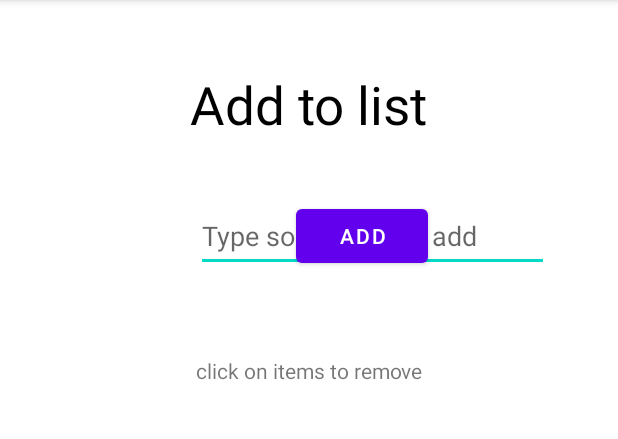
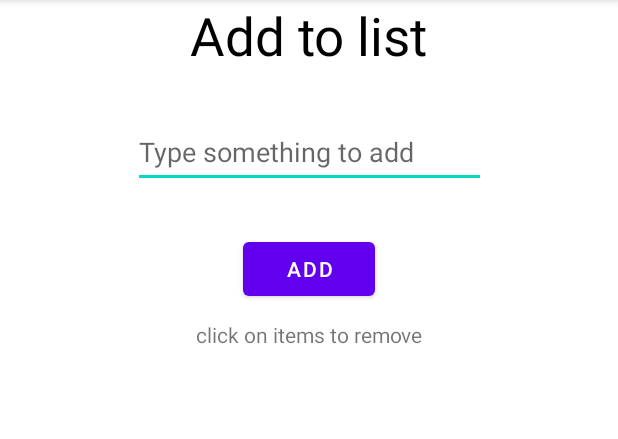
Before and after one commit to Raza023/MobileComputing, an Android app: the screen it shows after launch (MainActivity), on a phone screen of 412 x 824 dp, the part 84-523 px from its top. Run offline under Robolectric (Android 15) with nearby library versions, the phone set to English and light mode, and no system bars.

Commit message:
HM8 - ListView
layout changed

```diff
--- a/HM8ListView/app/src/main/res/layout/activity_main.xml
+++ b/HM8ListView/app/src/main/res/layout/activity_main.xml
@@ -13,55 +13,48 @@
         android:text="Add to list"
         android:textColor="@color/black"
         android:textSize="35dp"
-        app:layout_constraintBottom_toBottomOf="parent"
         app:layout_constraintEnd_toEndOf="parent"
         app:layout_constraintStart_toStartOf="parent"
-        app:layout_constraintTop_toTopOf="parent"
-        app:layout_constraintVertical_bias="0.064" />
+        app:layout_constraintTop_toTopOf="parent" />
 
     <EditText
         android:id="@+id/editText"
         android:layout_width="235dp"
         android:layout_height="48dp"
-        android:layout_marginStart="4dp"
-        android:layout_marginTop="40dp"
+        android:layout_marginTop="30dp"
         android:hint="Type something to add"
-        app:layout_constraintEnd_toStartOf="@+id/btnAdd"
-        app:layout_constraintHorizontal_bias="0.0"
-        app:layout_constraintStart_toStartOf="@+id/textView"
+        app:layout_constraintEnd_toEndOf="parent"
+        app:layout_constraintStart_toStartOf="parent"
         app:layout_constraintTop_toBottomOf="@+id/textView" />
 
     <Button
         android:id="@+id/btnAdd"
         android:layout_width="wrap_content"
         android:layout_height="wrap_content"
+        android:layout_marginTop="30dp"
         android:text="Add"
-        app:layout_constraintBottom_toBottomOf="@+id/editText"
-        app:layout_constraintEnd_toEndOf="@+id/textView"
-        app:layout_constraintTop_toTopOf="@+id/editText"
-        app:layout_constraintVertical_bias="1.0" />
+        app:layout_constraintEnd_toEndOf="parent"
+        app:layout_constraintStart_toStartOf="parent"
+        app:layout_constraintTop_toBottomOf="@+id/editText" />
 
     <TextView
         android:id="@+id/removeTextView"
         android:layout_width="wrap_content"
         android:layout_height="wrap_content"
+        android:layout_marginTop="10dp"
         android:text="click on items to remove"
-        app:layout_constraintBottom_toTopOf="@+id/listView"
         app:layout_constraintEnd_toEndOf="parent"
         app:layout_constraintStart_toStartOf="parent"
-        app:layout_constraintTop_toBottomOf="@+id/editText" />
+        app:layout_constraintTop_toBottomOf="@+id/btnAdd" />
 
     <ListView
         android:id="@+id/listView"
         android:layout_width="300dp"
         android:layout_height="wrap_content"
-        android:layout_marginTop="112dp"
+        android:layout_marginTop="10dp"
         android:background="@color/teal_200"
-        app:layout_constraintBottom_toBottomOf="parent"
         app:layout_constraintEnd_toEndOf="parent"
-        app:layout_constraintHorizontal_bias="0.498"
         app:layout_constraintStart_toStartOf="parent"
-        app:layout_constraintTop_toBottomOf="@+id/editText"
-        app:layout_constraintVertical_bias="0.04" />
+        app:layout_constraintTop_toBottomOf="@+id/removeTextView" />
 
 </androidx.constraintlayout.widget.ConstraintLayout>
```
